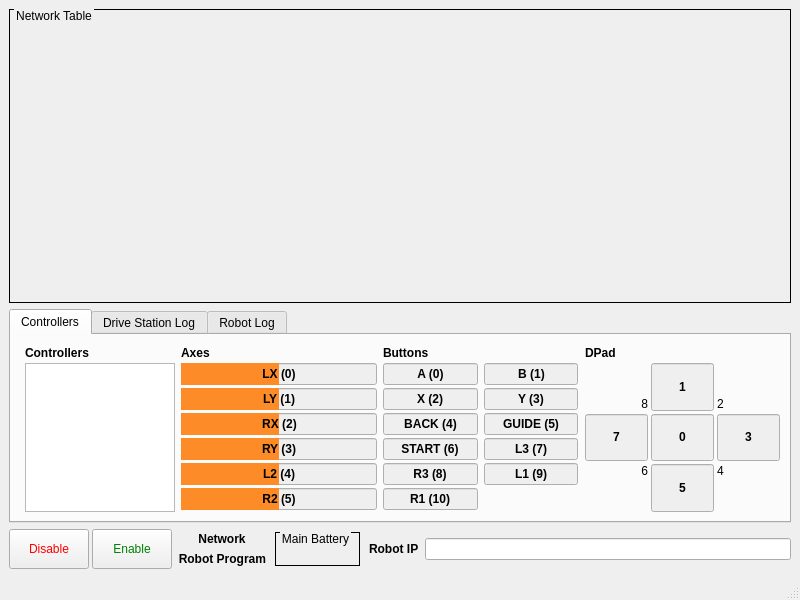
ArPiRobot/ArPiRobot-DriveStation, file ui/drive_station.ui: the form before one commit.
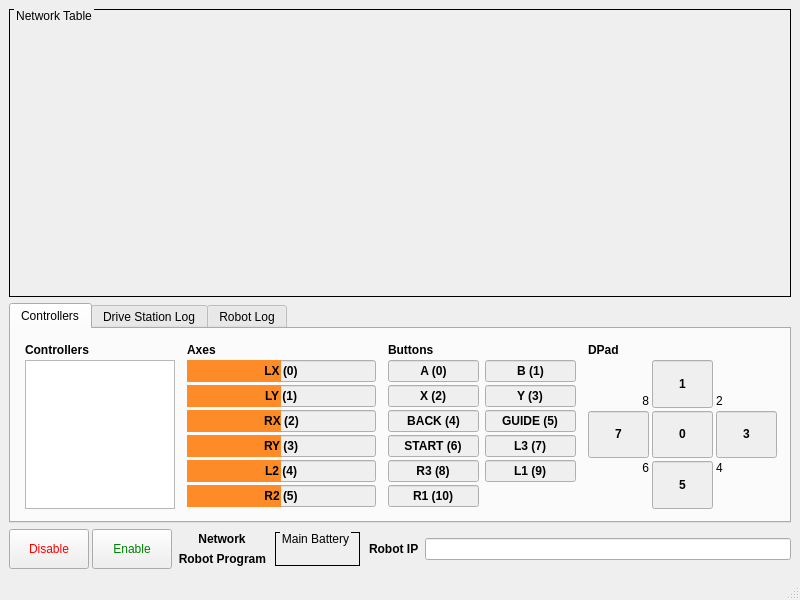
The form after the commit. Icons and pictures are not drawn.

What changed in the file:
```diff
--- a/ui/drive_station.ui
+++ b/ui/drive_station.ui
@@ -93,13 +93,13 @@
             <number>3</number>
            </property>
            <property name="topMargin">
-            <number>0</number>
+            <number>3</number>
            </property>
            <property name="rightMargin">
-            <number>0</number>
+            <number>3</number>
            </property>
            <property name="bottomMargin">
-            <number>0</number>
+            <number>3</number>
            </property>
            <item>
             <widget class="QLabel" name="label">
@@ -151,16 +151,16 @@
             <number>3</number>
            </property>
            <property name="leftMargin">
-            <number>0</number>
+            <number>3</number>
            </property>
            <property name="topMargin">
-            <number>0</number>
+            <number>3</number>
            </property>
            <property name="rightMargin">
-            <number>0</number>
+            <number>3</number>
            </property>
            <property name="bottomMargin">
-            <number>0</number>
+            <number>3</number>
            </property>
            <item>
             <widget class="QLabel" name="label_2">
@@ -358,16 +358,16 @@
           </property>
           <layout class="QGridLayout" name="gridLayout_2">
            <property name="leftMargin">
-            <number>0</number>
+            <number>3</number>
            </property>
            <property name="topMargin">
-            <number>0</number>
+            <number>3</number>
            </property>
            <property name="rightMargin">
-            <number>0</number>
+            <number>3</number>
            </property>
            <property name="bottomMargin">
-            <number>0</number>
+            <number>3</number>
            </property>
            <property name="verticalSpacing">
             <number>3</number>
@@ -700,16 +700,16 @@
           </property>
           <layout class="QGridLayout" name="gridLayout_3">
            <property name="leftMargin">
-            <number>1</number>
+            <number>3</number>
            </property>
            <property name="topMargin">
-            <number>0</number>
+            <number>3</number>
            </property>
            <property name="rightMargin">
-            <number>0</number>
+            <number>3</number>
            </property>
            <property name="bottomMargin">
-            <number>0</number>
+            <number>3</number>
            </property>
            <property name="spacing">
             <number>3</number>
```
Left out of the diff: 14 changed lines with no effect on the pictures.
